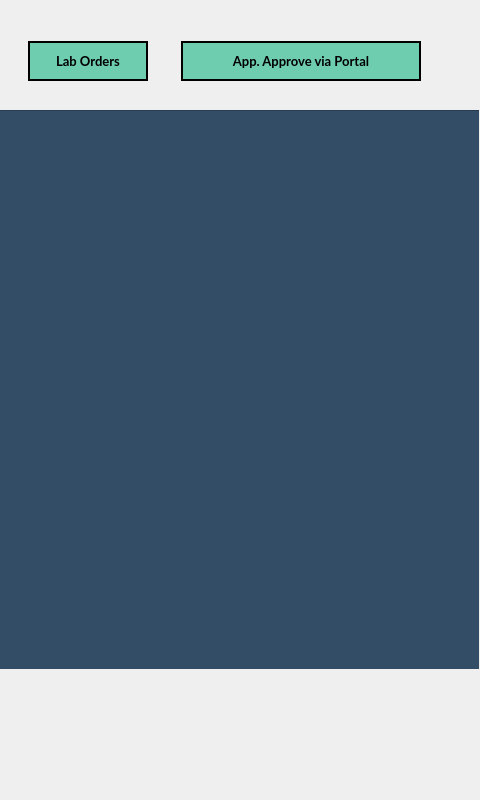
Above: template.ui from mxrked/Medical-Office-Administration before the change; both pictures show x 780 to 1260 and y 0 to 800 of the 1260 by 800 pixel window. Below: the same form after it.
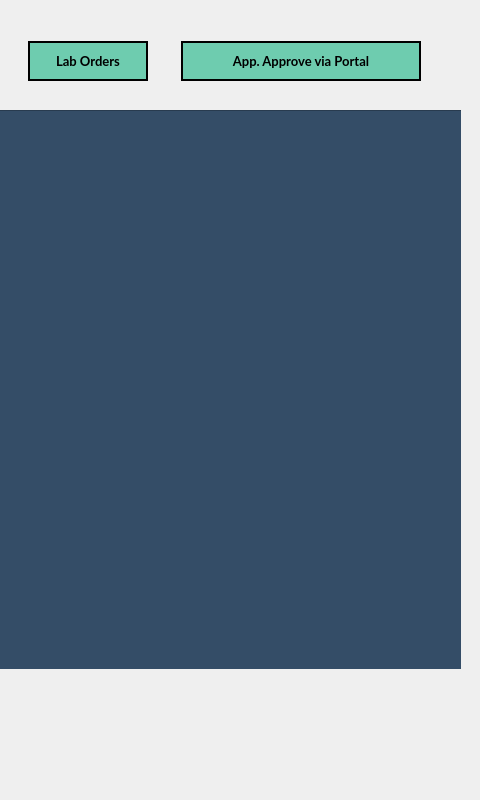
That is the form after the change. Icons and pictures are not drawn.

Commit message: Fixed main box

The edit to the form file:
```diff
--- a/template.ui
+++ b/template.ui
@@ -378,7 +378,7 @@
      </layout>
     </widget>
    </widget>
-   <widget class="QWidget" name="">
+   <widget class="QWidget" name="layoutWidget">
     <property name="geometry">
      <rect>
       <x>0</x>
@@ -394,7 +394,7 @@
      <rect>
       <x>20</x>
       <y>110</y>
-      <width>1239</width>
+      <width>1221</width>
       <height>559</height>
      </rect>
     </property>
@@ -458,7 +458,7 @@
      <property name="frameShadow">
       <enum>QFrame::Raised</enum>
      </property>
-     <widget class="QWidget" name="">
+     <widget class="QWidget" name="layoutWidget">
       <property name="geometry">
        <rect>
         <x>30</x>
```
